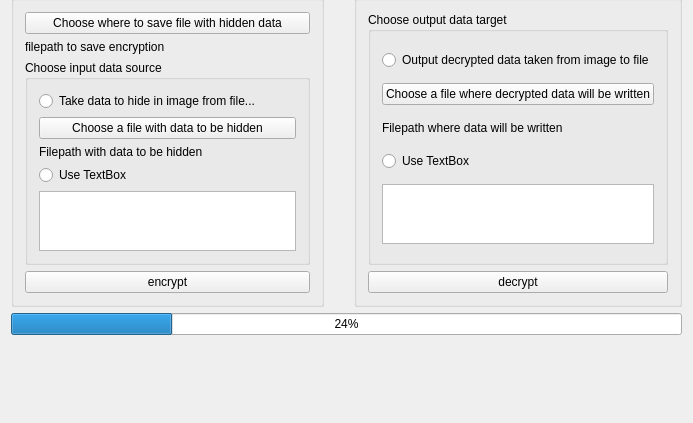
Above: zpr_stegano.ui from ManRosKK/ZPR_STEGANO before the change; both pictures show x 0 to 693 and y 106 to 529 of the 693 by 702 pixel window. Below: the same form after it.
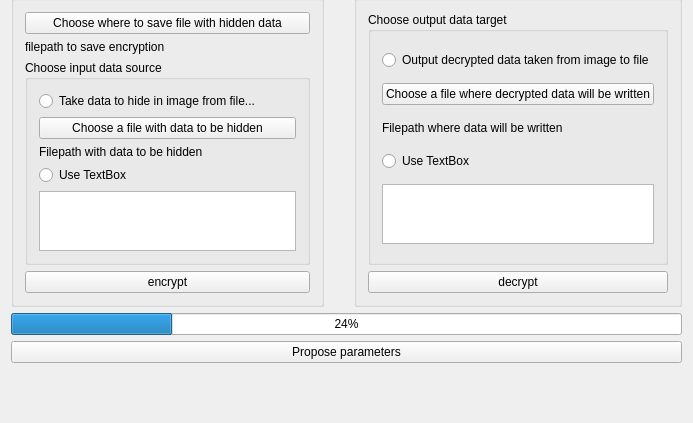
That is the form after the change.

Patch:
```diff
--- a/zpr_stegano.ui
+++ b/zpr_stegano.ui
@@ -47,7 +47,7 @@
        <enum>QLayout::SetDefaultConstraint</enum>
       </property>
       <item>
-       <widget class="QGroupBox" name="">
+       <widget class="QGroupBox" name="groupBox">
         <property name="title">
          <string>Encrypt</string>
         </property>
@@ -213,6 +213,13 @@
       </property>
      </widget>
     </item>
+    <item>
+     <widget class="QPushButton" name="proposeButton">
+      <property name="text">
+       <string>Propose parameters</string>
+      </property>
+     </widget>
+    </item>
     <item>
      <spacer name="verticalSpacer">
       <property name="orientation">
```
